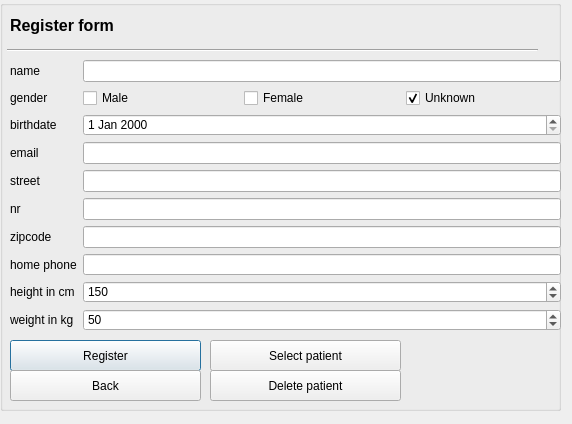
PCSchool/demonstrator, file screens/userdialog.ui: the form before one commit.
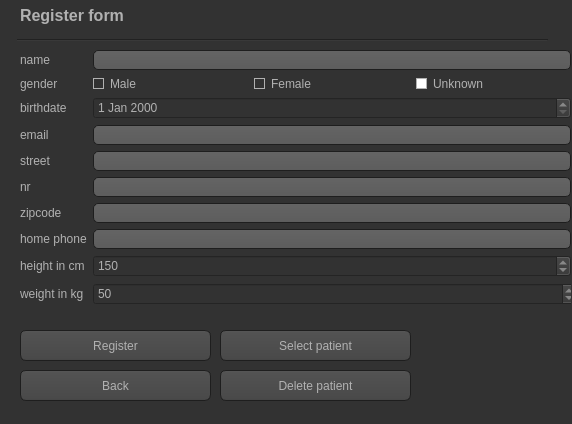
The form after the commit. Icons and pictures are not drawn.

What changed in the file:
```diff
--- a/screens/userdialog.ui
+++ b/screens/userdialog.ui
@@ -19,18 +19,506 @@
   <property name="windowTitle">
    <string>Dialog</string>
   </property>
+  <property name="styleSheet">
+   <string notr="true">QToolTip
+{
+     border: 1px solid black;
+     background-color: #ffa02f;
+     padding: 1px;
+     border-radius: 3px;
+     opacity: 100;
+}
+
+QWidget
+{
+    color: #b1b1b1;
+    background-color: #323232;
+}
+
+QWidget:item:hover
+{
+    background-color: QLinearGradient( x1: 0, y1: 0, x2: 0, y2: 1, stop: 0 #ffa02f, stop: 1 #ca0619);
+    color: #000000;
+}
+
+QWidget:item:selected
+{
+    background-color: QLinearGradient( x1: 0, y1: 0, x2: 0, y2: 1, stop: 0 #ffa02f, stop: 1 #d7801a);
+}
+
+QMenuBar::item
+{
+    background: transparent;
+}
+
+QMenuBar::item:selected
+{
+    background: transparent;
+    border: 1px solid #ffaa00;
+}
+
+QMenuBar::item:pressed
+{
+    background: #444;
+    border: 1px solid #000;
+    background-color: QLinearGradient(
+        x1:0, y1:0,
+        x2:0, y2:1,
+        stop:1 #212121,
+        stop:0.4 #343434/*,
+        stop:0.2 #343434,
+        stop:0.1 #ffaa00*/
+    );
+    margin-bottom:-1px;
+    padding-bottom:1px;
+}
+
+QMenu
+{
+    border: 1px solid #000;
+}
+
+QMenu::item
+{
+    padding: 2px 20px 2px 20px;
+}
+
+QMenu::item:selected
+{
+    color: #000000;
+}
+
+QWidget:disabled
+{
+    color: #404040;
+    background-color: #323232;
+}
+
+QAbstractItemView
+{
+    background-color: QLinearGradient( x1: 0, y1: 0, x2: 0, y2: 1, stop: 0 #4d4d4d, stop: 0.1 #646464, stop: 1 #5d5d5d);
+}
+
+QWidget:focus
+{
+    /*border: 2px solid QLinearGradient( x1: 0, y1: 0, x2: 0, y2: 1, stop: 0 #ffa02f, stop: 1 #d7801a);*/
+}
+
+QLineEdit
+{
+    background-color: QLinearGradient( x1: 0, y1: 0, x2: 0, y2: 1, stop: 0 #4d4d4d, stop: 0 #646464, stop: 1 #5d5d5d);
+    padding: 1px;
+    border-style: solid;
+    border: 1px solid #1e1e1e;
+    border-radius: 5;
+}
+
+QLineEdit:item:selected{
+	border: 1px solid #ffaa00
+}
+
+QPushButton
+{
+    color: #b1b1b1;
+    background-color: QLinearGradient( x1: 0, y1: 0, x2: 0, y2: 1, stop: 0 #565656, stop: 0.1 #525252, stop: 0.5 #4e4e4e, stop: 0.9 #4a4a4a, stop: 1 #464646);
+    border-width: 1px;
+    border-color: #1e1e1e;
+    border-style: solid;
+    border-radius: 6;
+    padding: 3px;
+    font-size: 12px;
+    padding-left: 5px;
+    padding-right: 5px;
+}
+
+QPushButton:pressed
+{
+    background-color: QLinearGradient( x1: 0, y1: 0, x2: 0, y2: 1, stop: 0 #2d2d2d, stop: 0.1 #2b2b2b, stop: 0.5 #292929, stop: 0.9 #282828, stop: 1 #252525);
+}
+
+QComboBox
+{
+    selection-background-color: #ffaa00;
+    background-color: QLinearGradient( x1: 0, y1: 0, x2: 0, y2: 1, stop: 0 #565656, stop: 0.1 #525252, stop: 0.5 #4e4e4e, stop: 0.9 #4a4a4a, stop: 1 #464646);
+    border-style: solid;
+    border: 1px solid #1e1e1e;
+    border-radius: 5;
+}
+
+QComboBox:hover,QPushButton:hover
+{
+    border: 2px solid QLinearGradient( x1: 0, y1: 0, x2: 0, y2: 1, stop: 0 #ffa02f, stop: 1 #d7801a);
+}
+
+QComboBox:on
+{
+    padding-top: 3px;
+    padding-left: 4px;
+    background-color: QLinearGradient( x1: 0, y1: 0, x2: 0, y2: 1, stop: 0 #2d2d2d, stop: 0.1 #2b2b2b, stop: 0.5 #292929, stop: 0.9 #282828, stop: 1 #252525);
+    selection-background-color: #ffaa00;
+}
+
+QComboBox QAbstractItemView
+{
+    border: 2px solid darkgray;
+    selection-background-color: QLinearGradient( x1: 0, y1: 0, x2: 0, y2: 1, stop: 0 #ffa02f, stop: 1 #d7801a);
+}
+
+QComboBox::drop-down
+{
+     subcontrol-origin: padding;
+     subcontrol-position: top right;
+     width: 15px;
+     border-left-width: 0px;
+     border-left-color: darkgray;
+     border-left-style: solid; /* just a single line */
+     border-top-right-radius: 3px; /* same radius as the QComboBox */
+     border-bottom-right-radius: 3px;
+ }
+
+QComboBox::down-arrow
+{
+     image: url(:/down_arrow.png);
+}
+
+QGroupBox:focus
+{
+border: 2px solid QLinearGradient( x1: 0, y1: 0, x2: 0, y2: 1, stop: 0 #ffa02f, stop: 1 #d7801a);
+}
+
+QTextEdit:focus
+{
+    border: 2px solid QLinearGradient( x1: 0, y1: 0, x2: 0, y2: 1, stop: 0 #ffa02f, stop: 1 #d7801a);
+}
+
+QScrollBar:horizontal {
+     border: 1px solid #222222;
+     background: QLinearGradient( x1: 0, y1: 0, x2: 0, y2: 1, stop: 0.0 #121212, stop: 0.2 #282828, stop: 1 #484848);
+     height: 7px;
+     margin: 0px 16px 0 16px;
+}
+
+QScrollBar::handle:horizontal
+{
+      background: QLinearGradient( x1: 0, y1: 0, x2: 1, y2: 0, stop: 0 #ffa02f, stop: 0.5 #d7801a, stop: 1 #ffa02f);
+      min-height: 20px;
+      border-radius: 2px;
+}
+
+QScrollBar::add-line:horizontal {
+      border: 1px solid #1b1b19;
+      border-radius: 2px;
+      background: QLinearGradient( x1: 0, y1: 0, x2: 1, y2: 0, stop: 0 #ffa02f, stop: 1 #d7801a);
+      width: 14px;
+      subcontrol-position: right;
+      subcontrol-origin: margin;
+}
+
+QScrollBar::sub-line:horizontal {
+      border: 1px solid #1b1b19;
+      border-radius: 2px;
+      background: QLinearGradient( x1: 0, y1: 0, x2: 1, y2: 0, stop: 0 #ffa02f, stop: 1 #d7801a);
+      width: 14px;
+     subcontrol-position: left;
+     subcontrol-origin: margin;
+}
+
+QScrollBar::right-arrow:horizontal, QScrollBar::left-arrow:horizontal
+{
+      border: 1px solid black;
+      width: 1px;
+      height: 1px;
+      background: white;
+}
+
+QScrollBar::add-page:horizontal, QScrollBar::sub-page:horizontal
+{
+      background: none;
+}
+
+QScrollBar:vertical
+{
+      background: QLinearGradient( x1: 0, y1: 0, x2: 1, y2: 0, stop: 0.0 #121212, stop: 0.2 #282828, stop: 1 #484848);
+      width: 7px;
+      margin: 16px 0 16px 0;
+      border: 1px solid #222222;
+}
+
+QScrollBar::handle:vertical
+{
+      background: QLinearGradient( x1: 0, y1: 0, x2: 0, y2: 1, stop: 0 #ffa02f, stop: 0.5 #d7801a, stop: 1 #ffa02f);
+      min-height: 20px;
+      border-radius: 2px;
+}
+
+QScrollBar::add-line:vertical
+{
+      border: 1px solid #1b1b19;
+      border-radius: 2px;
+      background: QLinearGradient( x1: 0, y1: 0, x2: 0, y2: 1, stop: 0 #ffa02f, stop: 1 #d7801a);
+      height: 14px;
+      subcontrol-position: bottom;
+      subcontrol-origin: margin;
+}
+
+QScrollBar::sub-line:vertical
+{
+      border: 1px solid #1b1b19;
+      border-radius: 2px;
+      background: QLinearGradient( x1: 0, y1: 0, x2: 0, y2: 1, stop: 0 #d7801a, stop: 1 #ffa02f);
+      height: 14px;
+      subcontrol-position: top;
+      subcontrol-origin: margin;
+}
+
+QScrollBar::up-arrow:vertical, QScrollBar::down-arrow:vertical
+{
+      border: 1px solid black;
+      width: 1px;
+      height: 1px;
+      background: white;
+}
+
+
+QScrollBar::add-page:vertical, QScrollBar::sub-page:vertical
+{
+      background: none;
+}
+
+QTextEdit
+{
+    background-color: #242424;
+}
+
+QPlainTextEdit
+{
+    background-color: #242424;
+}
+
+QHeaderView::section
+{
+    background-color: QLinearGradient(x1:0, y1:0, x2:0, y2:1, stop:0 #616161, stop: 0.5 #505050, stop: 0.6 #434343, stop:1 #656565);
+    color: white;
+    padding-left: 4px;
+    border: 1px solid #6c6c6c;
+}
+
+QCheckBox:disabled
+{
+color: #414141;
+}
+
+QDockWidget::title
+{
+    text-align: center;
+    spacing: 3px; /* spacing between items in the tool bar */
+    background-color: QLinearGradient(x1:0, y1:0, x2:0, y2:1, stop:0 #323232, stop: 0.5 #242424, stop:1 #323232);
+}
+
+QDockWidget::close-button, QDockWidget::float-button
+{
+    text-align: center;
+    spacing: 1px; /* spacing between items in the tool bar */
+    background-color: QLinearGradient(x1:0, y1:0, x2:0, y2:1, stop:0 #323232, stop: 0.5 #242424, stop:1 #323232);
+}
+
+QDockWidget::close-button:hover, QDockWidget::float-button:hover
+{
+    background: #242424;
+}
+
+QDockWidget::close-button:pressed, QDockWidget::float-button:pressed
+{
+    padding: 1px -1px -1px 1px;
+}
+
+QMainWindow::separator
+{
+    background-color: QLinearGradient(x1:0, y1:0, x2:0, y2:1, stop:0 #161616, stop: 0.5 #151515, stop: 0.6 #212121, stop:1 #343434);
+    color: white;
+    padding-left: 4px;
+    border: 1px solid #4c4c4c;
+    spacing: 3px; /* spacing between items in the tool bar */
+}
+
+QMainWindow::separator:hover
+{
+
+    background-color: QLinearGradient(x1:0, y1:0, x2:0, y2:1, stop:0 #d7801a, stop:0.5 #b56c17 stop:1 #ffa02f);
+    color: white;
+    padding-left: 4px;
+    border: 1px solid #6c6c6c;
+    spacing: 3px; /* spacing between items in the tool bar */
+}
+
+QToolBar::handle
+{
+     spacing: 3px; /* spacing between items in the tool bar */
+     background: url(:/images/handle.png);
+}
+
+QMenu::separator
+{
+    height: 2px;
+    background-color: QLinearGradient(x1:0, y1:0, x2:0, y2:1, stop:0 #161616, stop: 0.5 #151515, stop: 0.6 #212121, stop:1 #343434);
+    color: white;
+    padding-left: 4px;
+    margin-left: 10px;
+    margin-right: 5px;
+}
+
+QProgressBar
+{
+    border: 2px solid grey;
+    border-radius: 5px;
+    text-align: center;
+}
+
+QProgressBar::chunk
+{
+    background-color: #d7801a;
+    width: 2.15px;
+    margin: 0.5px;
+}
+
+QTabBar::tab {
+    color: #b1b1b1;
+    border: 1px solid #444;
+    border-bottom-style: none;
+    background-color: #323232;
+    padding-left: 10px;
+    padding-right: 10px;
+    padding-top: 3px;
+    padding-bottom: 2px;
+    margin-right: -1px;
+}
+
+QTabWidget::pane {
+    border: 1px solid #444;
+    top: 1px;
+}
+
+QTabBar::tab:last
+{
+    margin-right: 0; /* the last selected tab has nothing to overlap with on the right */
+    border-top-right-radius: 3px;
+}
+
+QTabBar::tab:first:!selected
+{
+ margin-left: 0px; /* the last selected tab has nothing to overlap with on the right */
+    border-top-left-radius: 3px;
+}
+
+QTabBar::tab:!selected
+{
+    color: #b1b1b1;
+    border-bottom-style: solid;
+    margin-top: 3px;
+    background-color: QLinearGradient(x1:0, y1:0, x2:0, y2:1, stop:1 #212121, stop:.4 #343434);
+}
+
+QTabBar::tab:selected
+{
+    border-top-left-radius: 3px;
+    border-top-right-radius: 3px;
+    margin-bottom: 0px;
+}
+
+QTabBar::tab:!selected:hover
+{
+    /*border-top: 2px solid #ffaa00;
+    padding-bottom: 3px;*/
+    border-top-left-radius: 3px;
+    border-top-right-radius: 3px;
+    background-color: QLinearGradient(x1:0, y1:0, x2:0, y2:1, stop:1 #212121, stop:0.4 #343434, stop:0.2 #343434, stop:0.1 #ffaa00);
+}
+
+QRadioButton::indicator:checked, QRadioButton::indicator:unchecked{
+    color: #b1b1b1;
+    background-color: #323232;
+    border: 1px solid #b1b1b1;
+    border-radius: 6px;
+}
+
+QRadioButton::indicator:checked
+{
+    background-color: qradialgradient(
+        cx: 0.5, cy: 0.5,
+        fx: 0.5, fy: 0.5,
+        radius: 1.0,
+        stop: 0.25 #ffaa00,
+        stop: 0.3 #323232
+    );
+}
+
+QCheckBox::indicator{
+    color: #b1b1b1;
+    background-color: #323232;
+    border: 1px solid #b1b1b1;
+    width: 9px;
+    height: 9px;
+}
+
+QRadioButton::indicator
+{
+    border-radius: 6px;
+}
+
+QRadioButton::indicator:hover, QCheckBox::indicator:hover
+{
+    border: 1px solid #ffaa00;
+}
+
+QCheckBox::indicator:checked
+{
+    background-color: white;
+}
+
+QCheckBox::indicator:disabled, QRadioButton::indicator:disabled
+{
+    border: 1px solid #444;
+}
+
+QFormLayout::indicator {
+	border: 0px solid pink
+}</string>
+  </property>
   <widget class="QGroupBox" name="groupBox_2">
+   <property name="enabled">
+    <bool>true</bool>
+   </property>
    <property name="geometry">
     <rect>
-     <x>0</x>
-     <y>0</y>
+     <x>10</x>
+     <y>-10</y>
      <width>561</width>
      <height>411</height>
     </rect>
    </property>
+   <property name="minimumSize">
+    <size>
+     <width>561</width>
+     <height>0</height>
+    </size>
+   </property>
+   <property name="mouseTracking">
+    <bool>true</bool>
+   </property>
+   <property name="styleSheet">
+    <string notr="true">QGroupBox {
+	border: 0px solid white
+}</string>
+   </property>
    <property name="title">
     <string/>
    </property>
+   <property name="flat">
+    <bool>false</bool>
+   </property>
+   <property name="checkable">
+    <bool>false</bool>
+   </property>
    <widget class="QWidget" name="formLayoutWidget">
     <property name="geometry">
      <rect>
@@ -185,6 +673,15 @@
      </item>
      <item row="9" column="1">
       <widget class="QDoubleSpinBox" name="spWeight">
+       <property name="minimumSize">
+        <size>
+         <width>484</width>
+         <height>0</height>
+        </size>
+       </property>
+       <property name="toolTip">
+        <string>&lt;html&gt;&lt;head/&gt;&lt;body&gt;&lt;p&gt;Weight &lt;/p&gt;&lt;/body&gt;&lt;/html&gt;</string>
+       </property>
        <property name="decimals">
         <number>0</number>
        </property>
@@ -276,7 +773,7 @@
     <property name="geometry">
      <rect>
       <x>10</x>
-      <y>370</y>
+      <y>380</y>
       <width>191</width>
       <height>31</height>
      </rect>
@@ -295,7 +792,7 @@
     <property name="geometry">
      <rect>
       <x>210</x>
-      <y>370</y>
+      <y>380</y>
       <width>191</width>
       <height>31</height>
      </rect>
```
Left out of the diff: 42 changed lines with no effect on the pictures.
